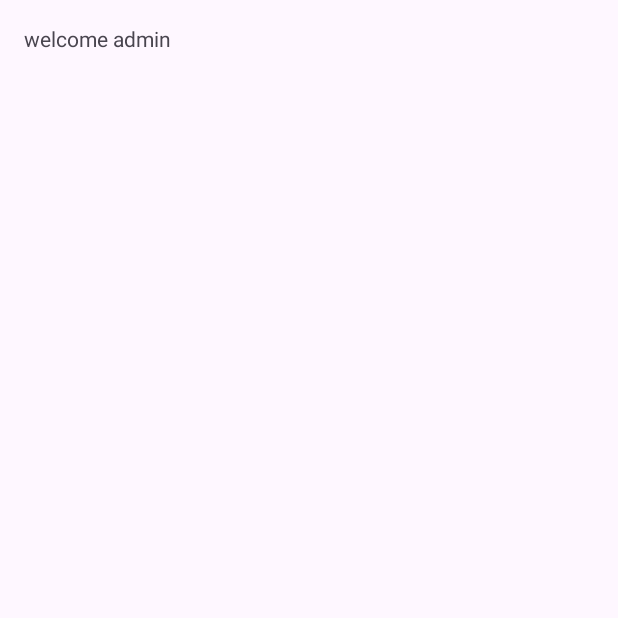
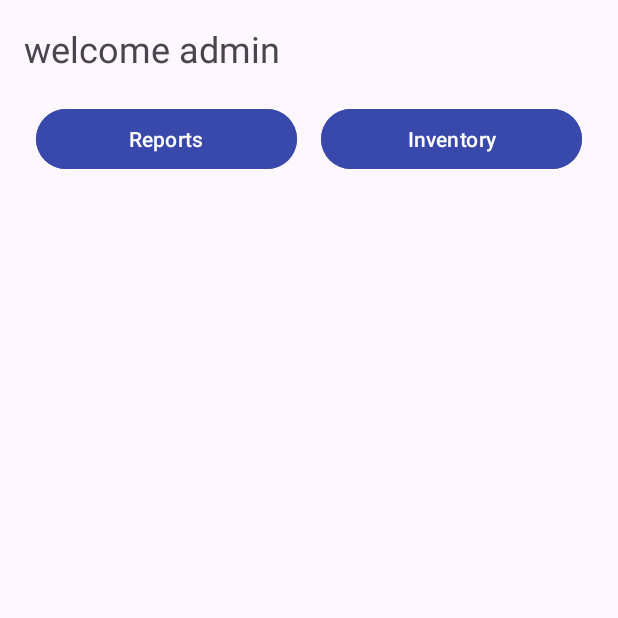
Before and after one commit to tannazetminan/WarehouseManagementSystem, an Android app: the AdminHomeActivity screen opened directly, with no data from a screen before it, on a phone screen of 412 x 824 dp, the top half of it. Before the commit the part shown is almost empty. Run offline under Robolectric (Android 15) with nearby library versions, the phone set to English and light mode, and no system bars.

```diff
--- a/app/src/main/res/layout/activity_admin_home.xml
+++ b/app/src/main/res/layout/activity_admin_home.xml
@@ -10,5 +10,43 @@
         android:id="@+id/textView"
         android:layout_width="match_parent"
         android:layout_height="wrap_content"
-        android:text="welcome admin" />
+        android:text="welcome admin"
+        android:textSize="24sp"/>
+
+    <LinearLayout
+        android:layout_marginTop="12dp"
+        android:layout_width="match_parent"
+        android:layout_height="wrap_content"
+        android:orientation="horizontal"
+        >
+
+        <Button
+            android:id="@+id/btnGoToReports"
+            android:layout_width="0dp"
+            android:layout_height="wrap_content"
+            android:layout_weight="1"
+            android:text="@string/txtBtnGoToReports"
+            android:layout_margin="8dp"
+            android:backgroundTint="@color/primaryColor"
+            android:textColor="#FFFFFF"
+            />
+
+        <Button
+            android:id="@+id/btnGoToInventory"
+            android:layout_width="0dp"
+            android:layout_height="wrap_content"
+            android:layout_weight="1"
+            android:text="@string/txtBtnGoToInventory"
+            android:layout_margin="8dp"
+            android:backgroundTint="@color/primaryColor"
+            android:textColor="#FFFFFF"
+            />
+
+    </LinearLayout>
+
+    <androidx.recyclerview.widget.RecyclerView
+        android:id="@+id/top10RecyclerView"
+        android:layout_marginTop="12dp"
+        android:layout_width="match_parent"
+        android:layout_height="wrap_content"/>
 </LinearLayout>
--- a/app/src/main/res/values/strings.xml
+++ b/app/src/main/res/values/strings.xml
@@ -1,3 +1,5 @@
 <resources>
     <string name="app_name">WarehouseManagementSystem</string>
+    <string name="txtBtnGoToInventory">Inventory</string>
+    <string name="txtBtnGoToReports">Reports</string>
 </resources>
```
